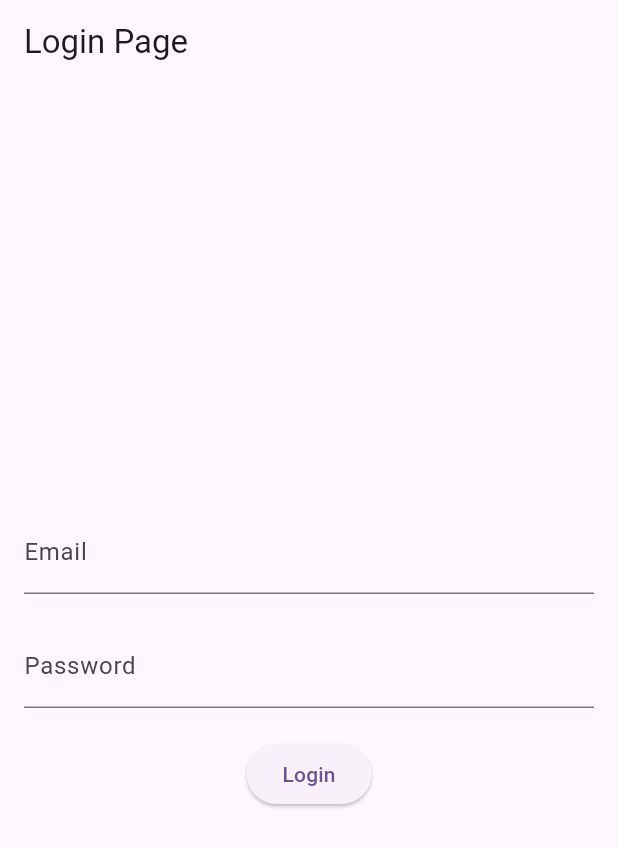
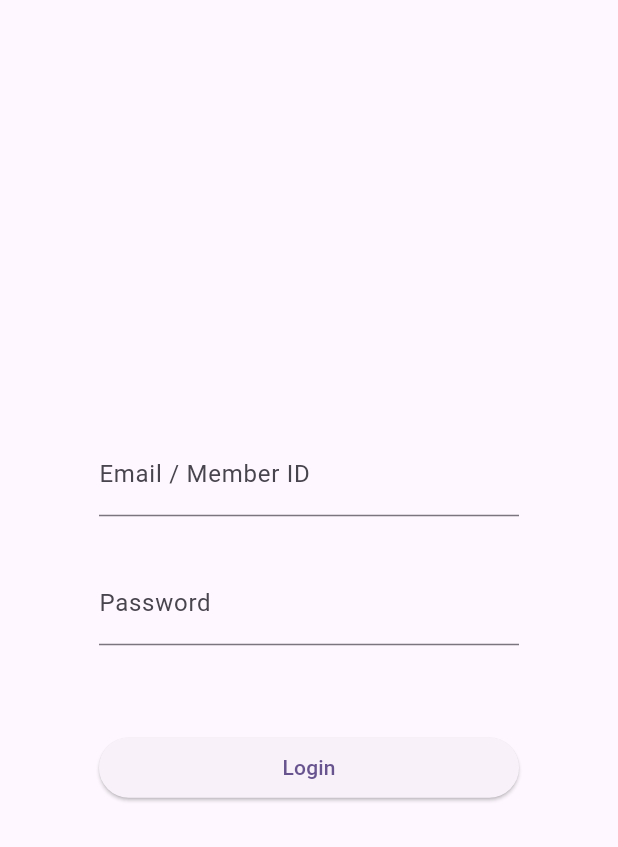
Before and after one commit to normndakbr/e-gym_mobile, a Flutter app: the screen it shows after launch, on a phone screen of 412 x 824 dp. Shown: the top 847 px of the screen. Run offline on Flutter 3.47's test engine with Material 3 defaults, Android fonts, the phone set to English and light mode, and no system bars.

Commit message:
refactor layout

```diff
--- a/lib/main.dart
+++ b/lib/main.dart
@@ -16,6 +16,7 @@
         colorScheme: ColorScheme.fromSeed(seedColor: Colors.deepPurple),
         useMaterial3: true,
       ),
+      debugShowCheckedModeBanner: false,
       home: LoginPage(),
     );
   }
--- a/lib/src/pages/login.dart
+++ b/lib/src/pages/login.dart
@@ -1,36 +1,41 @@
 import 'package:flutter/material.dart';
+import 'package:flutter/widgets.dart';
 import '../widgets/custom_text_form_field.dart';
 
 class LoginPage extends StatelessWidget {
   @override
   Widget build(BuildContext context) {
     return Scaffold(
-      appBar: AppBar(
-        title: Text('Login Page'),
-      ),
       body: Padding(
         padding: EdgeInsets.all(16.0),
+        child: Padding(
+          padding: const EdgeInsets.symmetric(horizontal: 50),
           child: Column(
             mainAxisAlignment: MainAxisAlignment.center,
             children: <Widget>[
               CustomTextFormField(
-              labelText: 'Email',
+                labelText: 'Email / Member ID',
               ),
-            SizedBox(height: 20),
+              SizedBox(height: 30),
               CustomTextFormField(
                 labelText: 'Password',
                 obscureText: true,
               ),
-            SizedBox(height: 20),
+              SizedBox(height: MediaQuery.of(context).size.height * 0.07),
+              Column(
+                crossAxisAlignment: CrossAxisAlignment.stretch,
+                children: [
                   ElevatedButton(
                     onPressed: () {
-                // Perform login functionality here
                       print('Login button pressed');
                     },
                     child: Text('Login'),
                   ),
                 ],
               ),
+            ],
+          ),
+        ),
       ),
     );
   }
```
Lines whose indentation alone changed are shown as unchanged.
